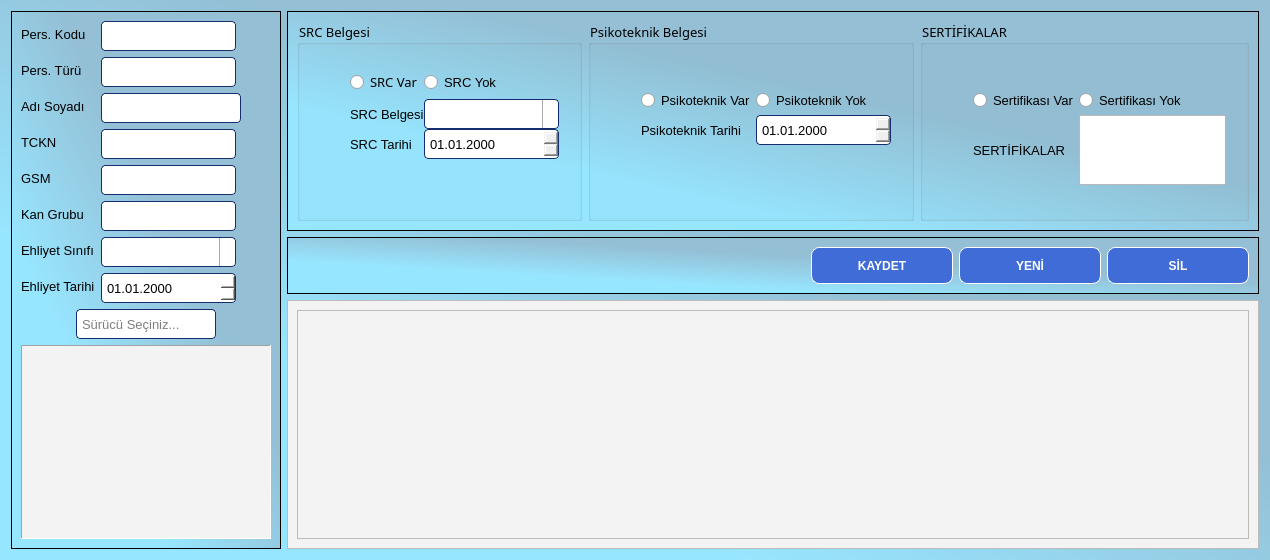
This is ui/ui_files/drivers_window.ui in AyhanErcan70/SATTUP as Qt 5 draws it before an edit. The edited form follows.
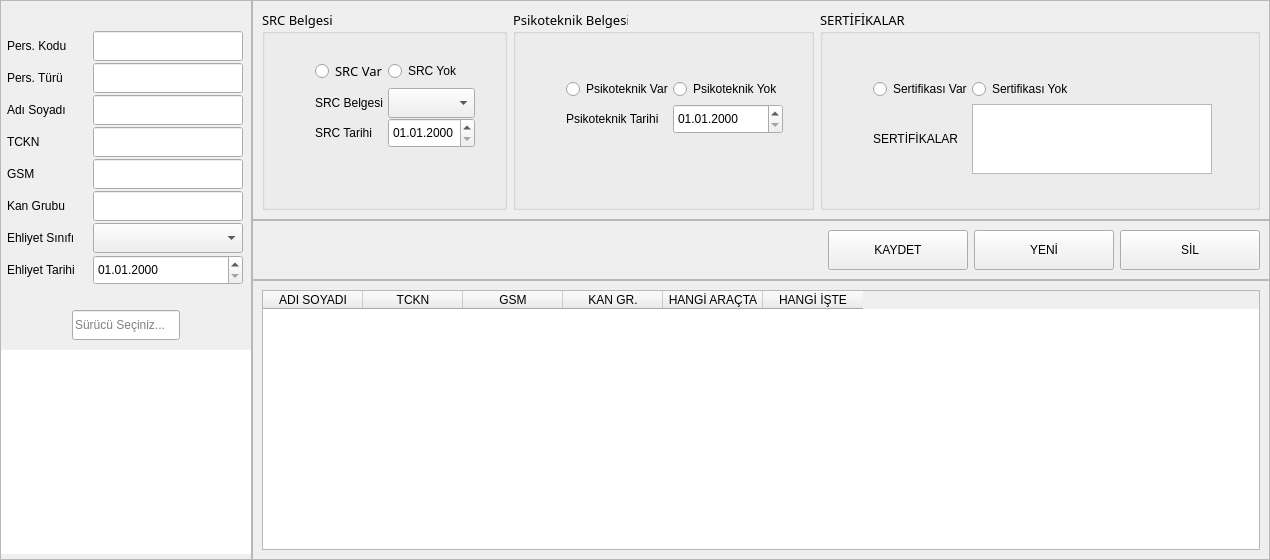
This is the edited form. Icons and pictures are not drawn.

Diff of the .ui file:
```diff
--- a/ui/ui_files/drivers_window.ui
+++ b/ui/ui_files/drivers_window.ui
@@ -14,106 +14,28 @@
    <string>Form</string>
   </property>
   <property name="styleSheet">
-   <string notr="true">#main_form{
-background-color: qlineargradient(spread:pad, x1:0, y1:1, x2:1, y2:0, stop:0.287234 rgba(151, 230, 255, 255), stop:0.595745 rgba(148, 191, 213, 255));
-}
-QWidget{font-family: &quot;Century Gothic&quot;, &quot;Calibri&quot;; font-size: 10pt; background-color:#f3f3f3;}
-QPushButton{background-color:#01c4ff; border-radius:4px; border:1px solid black;}
-QPushButton:hover{color:#ffffff;background-color:#162D6D; border-radius:6px; border:2px solid #EBEBEB;}
-QPushButton:pressed{color:#ffffff;background-color:red; border-radius:4px; border:3px solid #EBEBEB;padding-top: 4px;}
-QComboBox, QDateEdit, QLineEdit {
-	background-color:#ffffff;
-    border: 1px solid #162D6D;
-    border-radius: 4px;
-    padding: 1px 18px 1px 3px;
-   min-width: 7em;
-}
-QLabel{color: #000000;}
-QComboBox:editable {
-    background-color: white;
-}
-
-QComboBox:!editable, QComboBox::drop-down:editable {
-     background-color: qlineargradient(x1: 0, y1: 0, x2: 0, y2: 1,
-                                 stop: 0 #E1E1E1, stop: 0.4 #DDDDDD,
-                                 stop: 0.5 #D8D8D8, stop: 1.0 #D3D3D3);
-}
-
-/* QComboBox gets the &quot;on&quot; state when the popup is open */
-QComboBox:!editable:on, QComboBox::drop-down:editable:on {
-    background-color: qlineargradient(x1: 0, y1: 0, x2: 0, y2: 1,
-                                stop: 0 #D3D3D3, stop: 0.4 #D8D8D8,
-                                stop: 0.5 #DDDDDD, stop: 1.0 #E1E1E1);
-}
-
-QComboBox:on { /* shift the text when the popup opens */
-    padding-top: 3px;
-    padding-left: 4px;
-}
-
-QComboBox::drop-down {
-    subcontrol-origin: padding;
-    subcontrol-position: top right;
-    width: 15px;
-
-    border-left-width: 1px;
-    border-left-color: darkgray;
-    border-left-style: solid; /* just a single line */
-    border-top-right-radius: 3px; /* same radius as the QComboBox */
-    border-bottom-right-radius: 3px;
-}
-
-QComboBox::down-arrow {	
-image: url(:/resim/arrow-down.png);}
-
-QComboBox::down-arrow:on { /* shift the arrow when popup is open */
-    top: 1px;
-    left: 1px;
-}
-
-QComboBox {
-    border: 1px solid #162D6D;
-    selection-background-color: lightgray;
-}</string>
+   <string notr="true"/>
   </property>
   <layout class="QGridLayout" name="gridLayout_5">
+   <property name="leftMargin">
+    <number>0</number>
+   </property>
+   <property name="topMargin">
+    <number>0</number>
+   </property>
+   <property name="rightMargin">
+    <number>0</number>
+   </property>
+   <property name="bottomMargin">
+    <number>0</number>
+   </property>
+   <property name="spacing">
+    <number>0</number>
+   </property>
    <item row="0" column="0" rowspan="3">
-    <widget class="QFrame" name="frame">
+    <widget class="QFrame" name="top_frame">
      <property name="styleSheet">
-      <string notr="true">QFrame#frame{
-background-color: qlineargradient(spread:pad, x1:0, y1:1, x2:1, y2:0, stop:0.287234 rgba(151, 230, 255, 255), stop:0.595745 rgba(148, 191, 213, 255));}
-QLabel{
-color: #000000;
-background-color: none;
-}
-/* Modern gradient butonlar */
-QPushButton {
- background-color: qlineargradient(spread:pad, x1:0.903, y1:0.880682, x2:0.203209, y2:0.21, stop:0.465241 rgba(41, 8, 106, 255), stop:0.59893 rgba(15, 42, 117, 255), stop:0.935829 rgba(0, 1, 37, 255));
-    border: 1px solid #ffffff;
-    border-radius: 6px;
-    color: white;
-    font-weight: bold;
-    /*padding: 12px 24px;*/
-    font-size: 12px;
-    margin: 2px;
-}
-
-QPushButton:hover {
-    background: qlineargradient(x1:0, y1:0, x2:0, y2:1,
-                                stop:0 #764ba2, stop:1 #667eea);
-}
-
-QPushButton:pressed {
-    background: qlineargradient(x1:0, y1:0, x2:0, y2:1,
-                                stop:0 #5a67d8, stop:1 #6b46c1);
-	border: 2px solid #ffffff;
-	padding-top: 2px;
-}
-
-QPushButton:disabled {
-    background: #cccccc;
-    color: #666666;
-}</string>
+      <string notr="true"/>
      </property>
      <property name="frameShape">
       <enum>QFrame::Shape::StyledPanel</enum>
@@ -121,27 +43,73 @@
      <property name="frameShadow">
       <enum>QFrame::Shadow::Raised</enum>
      </property>
-     <layout class="QVBoxLayout" name="verticalLayout_2">
-      <item>
-       <layout class="QFormLayout" name="formLayout">
+     <layout class="QGridLayout" name="gridLayout_7" columnstretch="0">
+      <property name="leftMargin">
+       <number>0</number>
+      </property>
+      <property name="topMargin">
+       <number>30</number>
+      </property>
+      <property name="rightMargin">
+       <number>0</number>
+      </property>
+      <property name="bottomMargin">
+       <number>0</number>
+      </property>
+      <property name="spacing">
+       <number>0</number>
+      </property>
+      <item row="0" column="0">
+       <layout class="QFormLayout" name="formLayout"/>
+      </item>
+      <item row="1" column="0">
+       <layout class="QGridLayout" name="gridLayout_6">
+        <property name="verticalSpacing">
+         <number>2</number>
+        </property>
+        <item row="7" column="1">
+         <widget class="QDateEdit" name="date_ehliyet_tarihi">
+          <property name="minimumSize">
+           <size>
+            <width>150</width>
+            <height>30</height>
+           </size>
+          </property>
+          <property name="maximumSize">
+           <size>
+            <width>150</width>
+            <height>30</height>
+           </size>
+          </property>
+          <property name="displayFormat">
+           <string>dd.MM.yyyy</string>
+          </property>
+         </widget>
+        </item>
         <item row="0" column="0">
          <widget class="QLabel" name="lbl_personel_kodu">
+          <property name="minimumSize">
+           <size>
+            <width>80</width>
+            <height>30</height>
+           </size>
+          </property>
+          <property name="maximumSize">
+           <size>
+            <width>80</width>
+            <height>30</height>
+           </size>
+          </property>
           <property name="text">
            <string>Pers. Kodu</string>
           </property>
          </widget>
         </item>
-        <item row="0" column="1">
-         <widget class="QLineEdit" name="txt_personel_kodu">
-          <property name="sizePolicy">
-           <sizepolicy hsizetype="Fixed" vsizetype="Fixed">
-            <horstretch>0</horstretch>
-            <verstretch>0</verstretch>
-           </sizepolicy>
-          </property>
+        <item row="6" column="0">
+         <widget class="QLabel" name="label_4">
           <property name="minimumSize">
            <size>
-            <width>135</width>
+            <width>80</width>
             <height>30</height>
            </size>
           </property>
@@ -151,131 +119,68 @@
             <height>30</height>
            </size>
           </property>
-         </widget>
-        </item>
-        <item row="1" column="0">
-         <widget class="QLabel" name="lbl_personel_turu">
           <property name="text">
-           <string>Pers. Türü</string>
-          </property>
-         </widget>
-        </item>
-        <item row="1" column="1">
-         <widget class="QLineEdit" name="txt_personel_turu">
-          <property name="sizePolicy">
-           <sizepolicy hsizetype="Fixed" vsizetype="Fixed">
-            <horstretch>0</horstretch>
-            <verstretch>0</verstretch>
-           </sizepolicy>
-          </property>
-          <property name="minimumSize">
-           <size>
-            <width>135</width>
-            <height>30</height>
-           </size>
-          </property>
-          <property name="maximumSize">
-           <size>
-            <width>100</width>
-            <height>30</height>
-           </size>
-          </property>
-         </widget>
-        </item>
-        <item row="2" column="0">
-         <widget class="QLabel" name="label_3">
-          <property name="text">
-           <string>Adı Soyadı</string>
-          </property>
-         </widget>
-        </item>
-        <item row="2" column="1">
-         <widget class="QLineEdit" name="txt_ad_soyad">
-          <property name="sizePolicy">
-           <sizepolicy hsizetype="Fixed" vsizetype="Fixed">
-            <horstretch>0</horstretch>
-            <verstretch>0</verstretch>
-           </sizepolicy>
-          </property>
-          <property name="minimumSize">
-           <size>
-            <width>135</width>
-            <height>30</height>
-           </size>
-          </property>
-          <property name="maximumSize">
-           <size>
-            <width>140</width>
-            <height>30</height>
-           </size>
+           <string>Ehliyet Sınıfı</string>
           </property>
          </widget>
         </item>
         <item row="3" column="0">
          <widget class="QLabel" name="label_6">
+          <property name="minimumSize">
+           <size>
+            <width>80</width>
+            <height>30</height>
+           </size>
+          </property>
+          <property name="maximumSize">
+           <size>
+            <width>80</width>
+            <height>30</height>
+           </size>
+          </property>
           <property name="text">
            <string>TCKN</string>
           </property>
          </widget>
         </item>
-        <item row="3" column="1">
-         <widget class="QLineEdit" name="txt_tckn">
-          <property name="sizePolicy">
-           <sizepolicy hsizetype="Fixed" vsizetype="Fixed">
-            <horstretch>0</horstretch>
-            <verstretch>0</verstretch>
-           </sizepolicy>
-          </property>
-          <property name="minimumSize">
-           <size>
-            <width>135</width>
-            <height>30</height>
-           </size>
-          </property>
-          <property name="maximumSize">
-           <size>
-            <width>100</width>
-            <height>30</height>
-           </size>
-          </property>
-         </widget>
-        </item>
-        <item row="4" column="0">
-         <widget class="QLabel" name="label_7">
-          <property name="text">
-           <string>GSM</string>
-          </property>
-         </widget>
-        </item>
-        <item row="4" column="1">
-         <widget class="QLineEdit" name="txt_gsm">
-          <property name="sizePolicy">
-           <sizepolicy hsizetype="Fixed" vsizetype="Fixed">
-            <horstretch>0</horstretch>
-            <verstretch>0</verstretch>
-           </sizepolicy>
-          </property>
-          <property name="minimumSize">
-           <size>
-            <width>135</width>
-            <height>30</height>
-           </size>
-          </property>
-          <property name="maximumSize">
-           <size>
-            <width>100</width>
-            <height>30</height>
-           </size>
-          </property>
-         </widget>
-        </item>
         <item row="5" column="0">
          <widget class="QLabel" name="label_9">
+          <property name="minimumSize">
+           <size>
+            <width>80</width>
+            <height>30</height>
+           </size>
+          </property>
+          <property name="maximumSize">
+           <size>
+            <width>80</width>
+            <height>30</height>
+           </size>
+          </property>
           <property name="text">
            <string>Kan Grubu</string>
           </property>
          </widget>
         </item>
+        <item row="1" column="0">
+         <widget class="QLabel" name="lbl_personel_turu">
+          <property name="minimumSize">
+           <size>
+            <width>80</width>
+            <height>30</height>
+           </size>
+          </property>
+          <property name="maximumSize">
+           <size>
+            <width>80</width>
+            <height>30</height>
+           </size>
+          </property>
+          <property name="text">
+           <string>Pers. Türü</string>
+          </property>
+         </widget>
+        </item>
         <item row="5" column="1">
          <widget class="QLineEdit" name="txt_kan_grubu">
           <property name="sizePolicy">
@@ -286,27 +191,42 @@
           </property>
           <property name="minimumSize">
            <size>
-            <width>135</width>
+            <width>150</width>
             <height>30</height>
            </size>
           </property>
           <property name="maximumSize">
            <size>
-            <width>70</width>
+            <width>150</width>
             <height>30</height>
            </size>
           </property>
+          <property name="focusPolicy">
+           <enum>Qt::FocusPolicy::NoFocus</enum>
+          </property>
          </widget>
         </item>
-        <item row="6" column="0">
-         <widget class="QLabel" name="label_4">
+        <item row="4" column="0">
+         <widget class="QLabel" name="label_7">
+          <property name="minimumSize">
+           <size>
+            <width>80</width>
+            <height>30</height>
+           </size>
+          </property>
+          <property name="maximumSize">
+           <size>
+            <width>80</width>
+            <height>30</height>
+           </size>
+          </property>
           <property name="text">
-           <string>Ehliyet Sınıfı</string>
+           <string>GSM</string>
           </property>
          </widget>
         </item>
-        <item row="6" column="1">
-         <widget class="QComboBox" name="cmb_ehliyet_sinifi">
+        <item row="4" column="1">
+         <widget class="QLineEdit" name="txt_gsm">
           <property name="sizePolicy">
            <sizepolicy hsizetype="Fixed" vsizetype="Fixed">
             <horstretch>0</horstretch>
@@ -315,48 +235,210 @@
           </property>
           <property name="minimumSize">
            <size>
-            <width>135</width>
+            <width>150</width>
             <height>30</height>
            </size>
           </property>
           <property name="maximumSize">
            <size>
-            <width>80</width>
+            <width>150</width>
             <height>30</height>
            </size>
+          </property>
+          <property name="focusPolicy">
+           <enum>Qt::FocusPolicy::NoFocus</enum>
+          </property>
+         </widget>
+        </item>
+        <item row="2" column="1">
+         <widget class="QLineEdit" name="txt_ad_soyad">
+          <property name="sizePolicy">
+           <sizepolicy hsizetype="Fixed" vsizetype="Fixed">
+            <horstretch>0</horstretch>
+            <verstretch>0</verstretch>
+           </sizepolicy>
+          </property>
+          <property name="minimumSize">
+           <size>
+            <width>150</width>
+            <height>30</height>
+           </size>
+          </property>
+          <property name="maximumSize">
+           <size>
+            <width>150</width>
+            <height>30</height>
+           </size>
+          </property>
+          <property name="focusPolicy">
+           <enum>Qt::FocusPolicy::NoFocus</enum>
           </property>
          </widget>
         </item>
         <item row="7" column="0">
          <widget class="QLabel" name="label_5">
+          <property name="minimumSize">
+           <size>
+            <width>80</width>
+            <height>30</height>
+           </size>
+          </property>
+          <property name="maximumSize">
+           <size>
+            <width>80</width>
+            <height>30</height>
+           </size>
+          </property>
           <property name="text">
            <string>Ehliyet Tarihi</string>
           </property>
          </widget>
         </item>
-        <item row="7" column="1">
-         <widget class="QDateEdit" name="date_ehliyet_tarihi">
+        <item row="6" column="1">
+         <widget class="QComboBox" name="cmb_ehliyet_sinifi">
+          <property name="sizePolicy">
+           <sizepolicy hsizetype="Fixed" vsizetype="Fixed">
+            <horstretch>0</horstretch>
+            <verstretch>0</verstretch>
+           </sizepolicy>
+          </property>
           <property name="minimumSize">
            <size>
-            <width>135</width>
+            <width>150</width>
             <height>30</height>
            </size>
           </property>
           <property name="maximumSize">
            <size>
-            <width>100</width>
+            <width>150</width>
             <height>30</height>
            </size>
           </property>
-          <property name="displayFormat">
-           <string>dd.MM.yyyy</string>
+         </widget>
+        </item>
+        <item row="2" column="0">
+         <widget class="QLabel" name="label_3">
+          <property name="minimumSize">
+           <size>
+            <width>80</width>
+            <height>30</height>
+           </size>
           </property>
+          <property name="maximumSize">
+           <size>
+            <width>80</width>
+            <height>30</height>
+           </size>
+          </property>
+          <property name="text">
+           <string>Adı Soyadı</string>
+          </property>
          </widget>
         </item>
+        <item row="0" column="1">
+         <widget class="QLineEdit" name="txt_personel_kodu">
+          <property name="sizePolicy">
+           <sizepolicy hsizetype="Fixed" vsizetype="Fixed">
+            <horstretch>0</horstretch>
+            <verstretch>0</verstretch>
+           </sizepolicy>
+          </property>
+          <property name="minimumSize">
+           <size>
+            <width>150</width>
+            <height>30</height>
+           </size>
+          </property>
+          <property name="maximumSize">
+           <size>
+            <width>150</width>
+            <height>30</height>
+           </size>
+          </property>
+          <property name="focusPolicy">
+           <enum>Qt::FocusPolicy::NoFocus</enum>
+          </property>
+         </widget>
+        </item>
+        <item row="1" column="1">
+         <widget class="QLineEdit" name="txt_personel_turu">
+          <property name="sizePolicy">
+           <sizepolicy hsizetype="Fixed" vsizetype="Fixed">
+            <horstretch>0</horstretch>
+            <verstretch>0</verstretch>
+           </sizepolicy>
+          </property>
+          <property name="minimumSize">
+           <size>
+            <width>150</width>
+            <height>30</height>
+           </size>
+          </property>
+          <property name="maximumSize">
+           <size>
+            <width>150</width>
+            <height>30</height>
+           </size>
+          </property>
+          <property name="focusPolicy">
+           <enum>Qt::FocusPolicy::NoFocus</enum>
+          </property>
+         </widget>
+        </item>
+        <item row="3" column="1">
+         <widget class="QLineEdit" name="txt_tckn">
+          <property name="sizePolicy">
+           <sizepolicy hsizetype="Fixed" vsizetype="Fixed">
+            <horstretch>0</horstretch>
+            <verstretch>0</verstretch>
+           </sizepolicy>
+          </property>
+          <property name="minimumSize">
+           <size>
+            <width>150</width>
+            <height>30</height>
+           </size>
+          </property>
+          <property name="maximumSize">
+           <size>
+            <width>150</width>
+            <height>30</height>
+           </size>
+          </property>
+          <property name="focusPolicy">
+           <enum>Qt::FocusPolicy::NoFocus</enum>
+          </property>
+         </widget>
+        </item>
+        <item row="8" column="0">
+         <spacer name="verticalSpacer_4">
+          <property name="orientation">
+           <enum>Qt::Orientation::Vertical</enum>
+          </property>
+          <property name="sizeType">
+           <enum>QSizePolicy::Policy::Fixed</enum>
+          </property>
+          <property name="sizeHint" stdset="0">
+           <size>
+            <width>20</width>
+            <height>20</height>
+           </size>
+          </property>
+         </spacer>
+        </item>
        </layout>
       </item>
-      <item>
+      <item row="2" column="0">
        <layout class="QVBoxLayout" name="verticalLayout">
+        <property name="spacing">
+         <number>0</number>
+        </property>
+        <property name="topMargin">
+         <number>5</number>
+        </property>
+        <property name="bottomMargin">
+         <number>5</number>
+        </property>
         <item alignment="Qt::AlignmentFlag::AlignHCenter">
          <widget class="QLineEdit" name="txt_ara">
           <property name="sizePolicy">
@@ -367,7 +449,7 @@
           </property>
           <property name="minimumSize">
            <size>
-            <width>135</width>
+            <width>0</width>
             <height>30</height>
            </size>
           </property>
@@ -382,6 +464,22 @@
           </property>
          </widget>
         </item>
+        <item>
+         <spacer name="verticalSpacer_5">
+          <property name="orientation">
+           <enum>Qt::Orientation::Vertical</enum>
+          </property>
+          <property name="sizeType">
+           <enum>QSizePolicy::Policy::Fixed</enum>
+          </property>
+          <property name="sizeHint" stdset="0">
+           <size>
+            <width>20</width>
+            <height>10</height>
+           </size>
+          </property>
+         </spacer>
+        </item>
         <item>
          <widget class="QListWidget" name="list_suruculer">
           <property name="minimumSize">
@@ -396,11 +494,14 @@
             <height>16777215</height>
            </size>
           </property>
+          <property name="focusPolicy">
+           <enum>Qt::FocusPolicy::NoFocus</enum>
+          </property>
           <property name="frameShape">
-           <enum>QFrame::Shape::Panel</enum>
+           <enum>QFrame::Shape::NoFrame</enum>
           </property>
           <property name="frameShadow">
-           <enum>QFrame::Shadow::Sunken</enum>
+           <enum>QFrame::Shadow::Raised</enum>
           </property>
           <property name="viewMode">
            <enum>QListView::ViewMode::ListMode</enum>
@@ -413,7 +514,7 @@
     </widget>
    </item>
    <item row="2" column="1">
-    <widget class="QFrame" name="frame_4">
+    <widget class="QFrame" name="bottom_frame">
      <property name="frameShape">
       <enum>QFrame::Shape::StyledPanel</enum>
      </property>
@@ -422,48 +523,52 @@
      </property>
      <layout class="QGridLayout" name="gridLayout_4">
       <item row="0" column="0">
-       <widget class="QTableWidget" name="tableWidget"/>
+       <widget class="QTableWidget" name="tableWidget">
+        <property name="focusPolicy">
+         <enum>Qt::FocusPolicy::NoFocus</enum>
+        </property>
+        <property name="frameShadow">
+         <enum>QFrame::Shadow::Raised</enum>
+        </property>
+        <column>
+         <property name="text">
+          <string>ADI SOYADI</string>
+         </property>
+        </column>
+        <column>
+         <property name="text">
+          <string>TCKN</string>
+         </property>
+        </column>
+        <column>
+         <property name="text">
+          <string>GSM</string>
+         </property>
+        </column>
+        <column>
+         <property name="text">
+          <string>KAN GR.</string>
+         </property>
+        </column>
+        <column>
+         <property name="text">
+          <string>HANGİ ARAÇTA</string>
+         </property>
+        </column>
+        <column>
+         <property name="text">
+          <string>HANGİ İŞTE</string>
+         </property>
+        </column>
+       </widget>
       </item>
      </layout>
     </widget>
    </item>
    <item row="0" column="1" alignment="Qt::AlignmentFlag::AlignTop">
-    <widget class="QFrame" name="frame_2">
+    <widget class="QFrame" name="middle_n_frame">
      <property name="styleSheet">
-      <string notr="true">QFrame#frame_2{
-background-color: qlineargradient(spread:pad, x1:0, y1:1, x2:1, y2:0, stop:0.287234 rgba(151, 230, 255, 255), stop:0.595745 rgba(148, 191, 213, 255));}
-QLabel{
-color: #000000;
-background-color: none;
-}
-/* Modern gradient butonlar */
-QPushButton {
- background-color: qlineargradient(spread:pad, x1:0.903, y1:0.880682, x2:0.203209, y2:0.21, stop:0.465241 rgba(41, 8, 106, 255), stop:0.59893 rgba(15, 42, 117, 255), stop:0.935829 rgba(0, 1, 37, 255));
-    border: 1px solid #ffffff;
-    border-radius: 6px;
-    color: white;
-    font-weight: bold;
-    /*padding: 12px 24px;*/
-    font-size: 12px;
-    margin: 2px;
-}
-
-QPushButton:hover {
-    background: qlineargradient(x1:0, y1:0, x2:0, y2:1,
-                                stop:0 #764ba2, stop:1 #667eea);
-}
-
-QPushButton:pressed {
-    background: qlineargradient(x1:0, y1:0, x2:0, y2:1,
-                                stop:0 #5a67d8, stop:1 #6b46c1);
-	border: 2px solid #ffffff;
-	padding-top: 2px;
-}
-
-QPushButton:disabled {
-    background: #cccccc;
-    color: #666666;
-}</string>
+      <string notr="true"/>
      </property>
      <property name="frameShape">
       <enum>QFrame::Shape::StyledPanel</enum>
@@ -519,7 +624,7 @@
           <widget class="QComboBox" name="cmb_src">
            <property name="minimumSize">
             <size>
-             <width>135</width>
+             <width>0</width>
              <height>30</height>
             </size>
            </property>
@@ -529,6 +634,9 @@
              <height>30</height>
             </size>
            </property>
+           <property name="focusPolicy">
+            <enum>Qt::FocusPolicy::NoFocus</enum>
+           </property>
           </widget>
          </item>
          <item row="2" column="0">
@@ -584,6 +692,9 @@
              <bold>false</bold>
             </font>
            </property>
+           <property name="focusPolicy">
+            <enum>Qt::FocusPolicy::NoFocus</enum>
+           </property>
            <property name="styleSheet">
             <string notr="true">/* Kutunun kendisi (Seçili Değilken) */
 QCheckBox::indicator {
@@ -625,6 +736,9 @@
              <height>30</height>
             </size>
            </property>
+           <property name="focusPolicy">
+            <enum>Qt::FocusPolicy::NoFocus</enum>
+           </property>
            <property name="text">
             <string>SRC Yok</string>
            </property>
@@ -653,7 +767,7 @@
           <widget class="QDateEdit" name="date_src_tarihi">
            <property name="minimumSize">
             <size>
-             <width>135</width>
+             <width>0</width>
              <height>30</height>
             </size>
            </property>
@@ -663,6 +777,9 @@
              <height>30</height>
             </size>
            </property>
+           <property name="focusPolicy">
+            <enum>Qt::FocusPolicy::NoFocus</enum>
+           </property>
            <property name="displayFormat">
             <string>dd.MM.yyyy</string>
            </property>
@@ -747,6 +864,9 @@
              <height>30</height>
             </size>
            </property>
+           <property name="focusPolicy">
+            <enum>Qt::FocusPolicy::NoFocus</enum>
+           </property>
            <property name="text">
             <string>Psikoteknik Yok</string>
            </property>
@@ -766,6 +886,9 @@
              <height>30</height>
             </size>
            </property>
+           <property name="focusPolicy">
+            <enum>Qt::FocusPolicy::NoFocus</enum>
+           </property>
            <property name="text">
             <string>Psikoteknik Var</string>
            </property>
@@ -794,7 +917,7 @@
           <widget class="QDateEdit" name="date_psikoteknik_tarihi">
            <property name="minimumSize">
             <size>
-             <width>135</width>
+             <width>0</width>
              <height>30</height>
             </size>
            </property>
@@ -804,6 +927,9 @@
              <height>30</height>
             </size>
            </property>
+           <property name="focusPolicy">
+            <enum>Qt::FocusPolicy::NoFocus</enum>
+           </property>
            <property name="displayFormat">
             <string>dd.MM.yyyy</string>
            </property>
@@ -913,6 +1039,9 @@
              <height>30</height>
             </size>
            </property>
+           <property name="focusPolicy">
+            <enum>Qt::FocusPolicy::NoFocus</enum>
+           </property>
            <property name="text">
             <string>Sertifikası Var</string>
            </property>
@@ -945,6 +1074,9 @@
              <height>30</height>
             </size>
            </property>
+           <property name="focusPolicy">
+            <enum>Qt::FocusPolicy::NoFocus</enum>
+           </property>
            <property name="text">
             <string>Sertifikası Yok</string>
            </property>
@@ -967,7 +1099,11 @@
           </spacer>
          </item>
          <item row="1" column="1">
-          <widget class="QPlainTextEdit" name="txt_sertifikalar"/>
+          <widget class="QPlainTextEdit" name="txt_sertifikalar">
+           <property name="focusPolicy">
+            <enum>Qt::FocusPolicy::NoFocus</enum>
+           </property>
+          </widget>
          </item>
         </layout>
        </widget>
@@ -976,41 +1112,9 @@
     </widget>
    </item>
    <item row="1" column="1">
-    <widget class="QFrame" name="frame_3">
+    <widget class="QFrame" name="middle_s_frame">
      <property name="styleSheet">
-      <string notr="true">QFrame{background-color: qlineargradient(spread:pad, x1:0, y1:1, x2:1, y2:0, stop:0.287234 rgba(151, 230, 255, 255), stop:0.595745 rgba(148, 191, 213, 255));}
-QPushButton {
- background-color: #3f6cd6;
-    border: 1px solid #ffffff;
-    border-radius: 8px;
-    color: white;
-    font-weight: bold;
-    /*padding: 12px 24px;*/
-    font-size: 12px;
-    margin: 0px;
-	min-height:35px;
-min-width:140px;
-}
-
-QPushButton:hover {
-    background: qlineargradient(x1:0, y1:0, x2:0, y2:1,
-                                stop:0 #8b8f90, stop:1 #d1d1d3);
-border:2px solid #ffffff;
-
-}
-
-QPushButton:pressed {
-    background: qlineargradient(x1:0, y1:0, x2:0, y2:1,
-                                stop:0 #5a67d8, stop:1 #6b46c1);
-	border: 2px solid #ffffff;
-	padding-top: 5px;
-   margin: 3px;
-}
-
-QPushButton:disabled {
-    background: #cccccc;
-    color: #666666;
-}</string>
+      <string notr="true"/>
      </property>
      <property name="frameShape">
       <enum>QFrame::Shape::StyledPanel</enum>
@@ -1042,13 +1146,13 @@
         </property>
         <property name="minimumSize">
          <size>
-          <width>142</width>
-          <height>37</height>
+          <width>140</width>
+          <height>40</height>
          </size>
         </property>
         <property name="maximumSize">
          <size>
-          <width>110</width>
+          <width>140</width>
           <height>40</height>
          </size>
         </property>
@@ -1067,13 +1171,13 @@
         </property>
         <property name="minimumSize">
          <size>
-          <width>142</width>
-          <height>37</height>
+          <width>140</width>
+          <height>40</height>
          </size>
         </property>
         <property name="maximumSize">
          <size>
-          <width>110</width>
+          <width>140</width>
           <height>40</height>
          </size>
         </property>
@@ -1092,13 +1196,13 @@
         </property>
         <property name="minimumSize">
          <size>
-          <width>142</width>
-          <height>37</height>
+          <width>140</width>
+          <height>40</height>
          </size>
         </property>
         <property name="maximumSize">
          <size>
-          <width>110</width>
+          <width>140</width>
           <height>40</height>
          </size>
         </property>
```
Left out of the diff: 9 changed lines with no effect on the pictures.
